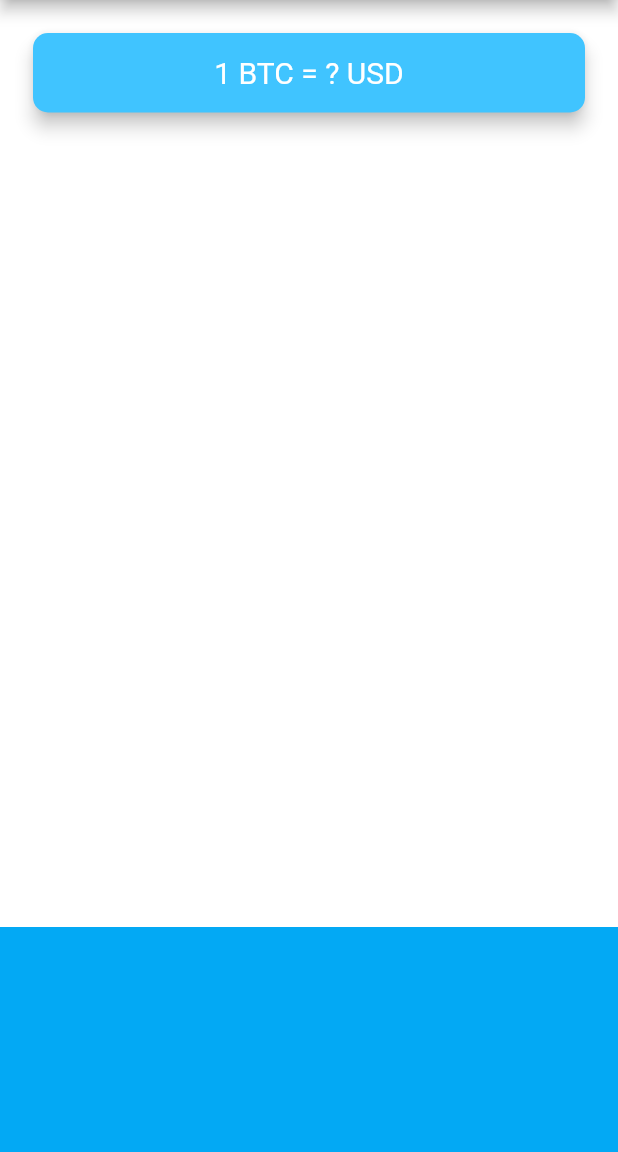
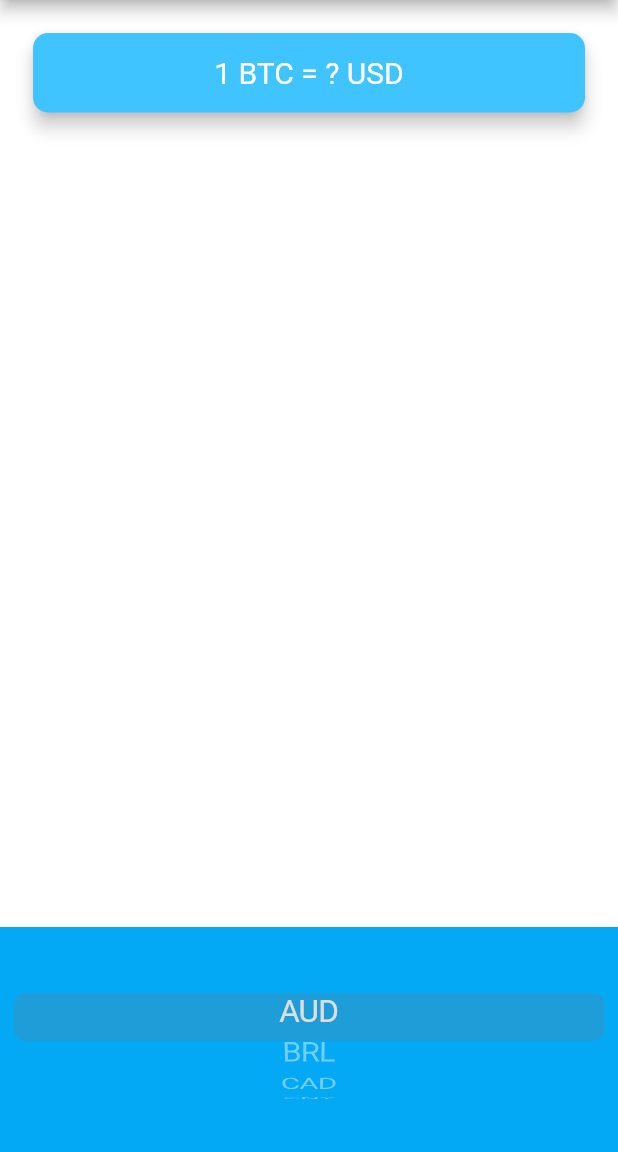
Before and after one commit to khramovw/flutter_appbrewery, a Flutter app: the screen it shows after launch, on a phone screen of 412 x 824 dp, the part 84-1236 px from its top. Run offline on Flutter 3.47's test engine with Material 2 defaults, Android fonts, the light colour scheme and no system bars.

Commit message:
add item picker

```diff
--- a/lib/price_screen.dart
+++ b/lib/price_screen.dart
@@ -1,4 +1,12 @@
 import 'package:flutter/material.dart';
+import 'package:flutter/cupertino.dart';
+import 'package:bitcoin_ticker/coin_data.dart';
+
+import 'coin_data.dart';
+import 'coin_data.dart';
+import 'coin_data.dart';
+import 'coin_data.dart';
+import 'coin_data.dart';
 
 class PriceScreen extends StatefulWidget {
   @override
@@ -6,6 +14,29 @@ class PriceScreen extends StatefulWidget {
 }
 
 class _PriceScreenState extends State<PriceScreen> {
+  String selectedCurrency = 'USD';
+
+  List<DropdownMenuItem> getCurrencyItems() {
+    List<DropdownMenuItem<String>> dropdownItems = [];
+    for (String currency in currenciesList) {
+      dropdownItems.add(
+        DropdownMenuItem(
+          child: Text(currency),
+          value: currency,
+        ),
+      );
+    }
+    return dropdownItems;
+  }
+
+  List<Text> getPickerCurrency() {
+    List<Text> pickerItems = [];
+    for (String currency in currenciesList) {
+      pickerItems.add(Text(currency));
+    }
+    return pickerItems;
+  }
+
   @override
   Widget build(BuildContext context) {
     return Scaffold(
@@ -42,10 +73,27 @@ class _PriceScreenState extends State<PriceScreen> {
             alignment: Alignment.center,
             padding: EdgeInsets.only(bottom: 30.0),
             color: Colors.lightBlue,
-            child: null,
+            child: CupertinoPicker(
+              itemExtent: 32.0,
+              onSelectedItemChanged: (selectedIndex) {
+                selectedCurrency = currenciesList[selectedIndex];
+              },
+              children: getPickerCurrency(),
+              backgroundColor: Colors.lightBlue,
+            ),
           ),
         ],
       ),
     );
   }
 }
+
+//DropdownButton<String>(
+//items: getCurrencyItems(),
+//onChanged: (value) {
+//setState(() {
+//selectedCurrency = value;
+//});
+//},
+//value: selectedCurrency,
+//)
```
Also changed, not shown: pubspec.lock, 165 other files.
